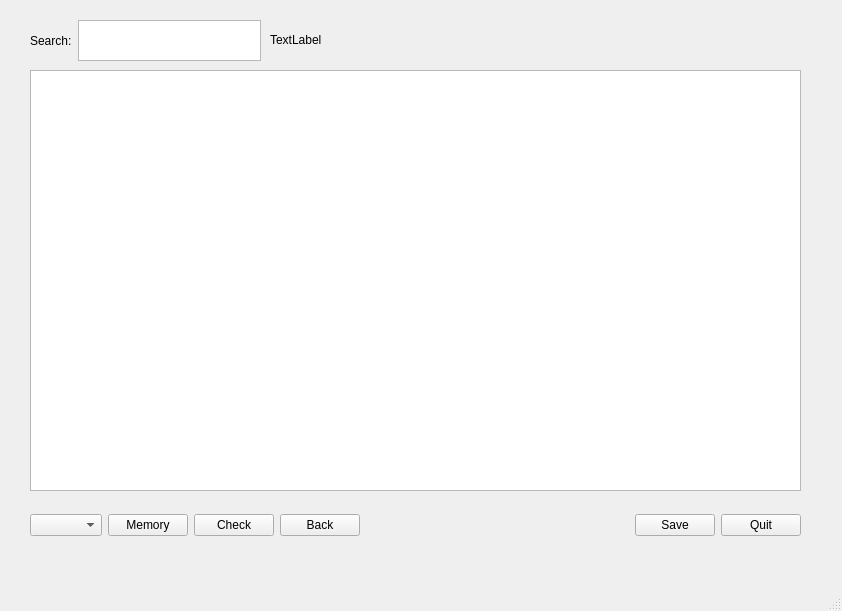
Qt form mainwindow.ui (chenjiayi8/WerkwoordenMaster) before a commit.
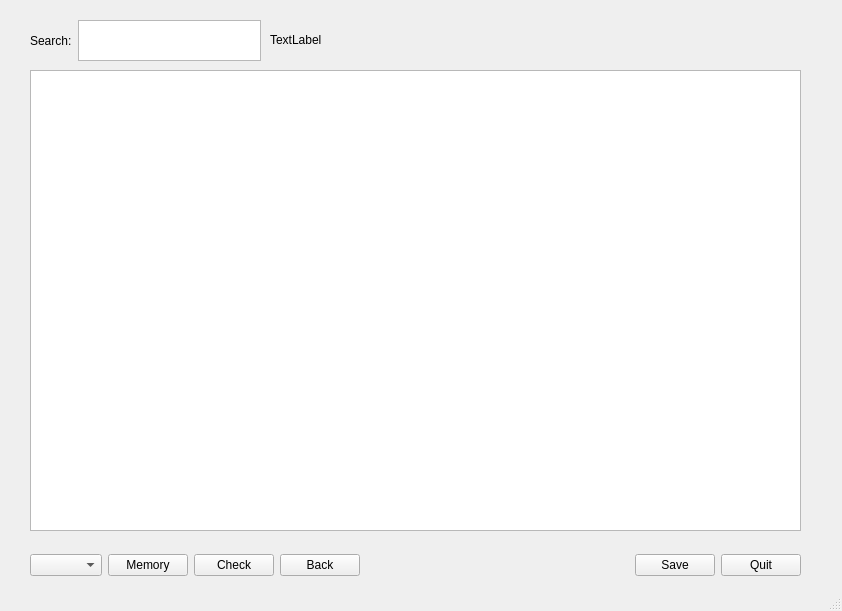
The same form after that commit.

Commit message: Implement memory mode

What changed in the file:
```diff
--- a/mainwindow.ui
+++ b/mainwindow.ui
@@ -59,7 +59,7 @@
       <x>30</x>
       <y>70</y>
       <width>771</width>
-      <height>421</height>
+      <height>461</height>
      </rect>
     </property>
     <attribute name="horizontalHeaderStretchLastSection">
@@ -73,7 +73,7 @@
     <property name="geometry">
      <rect>
       <x>30</x>
-      <y>500</y>
+      <y>540</y>
       <width>771</width>
       <height>51</height>
      </rect>
```
The commit also changes 2 other files.
